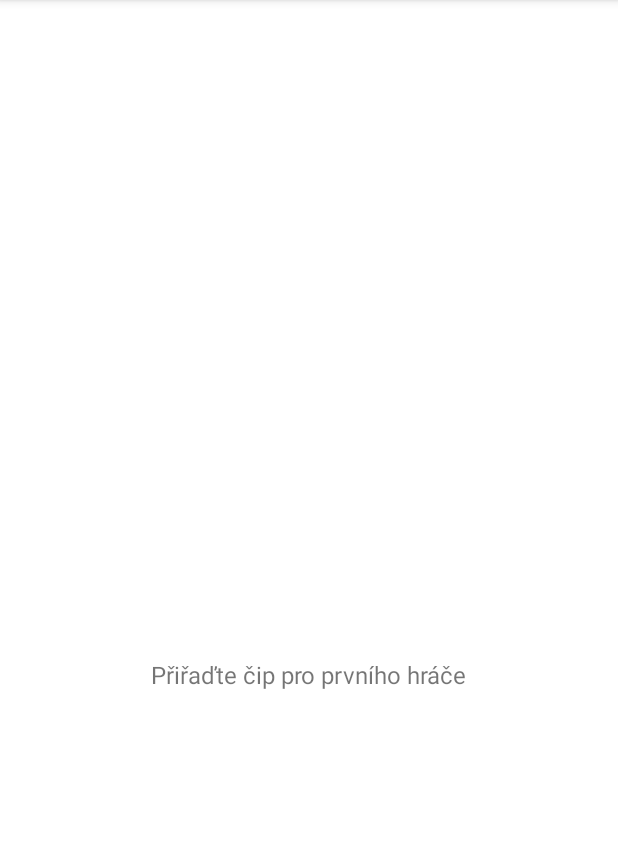
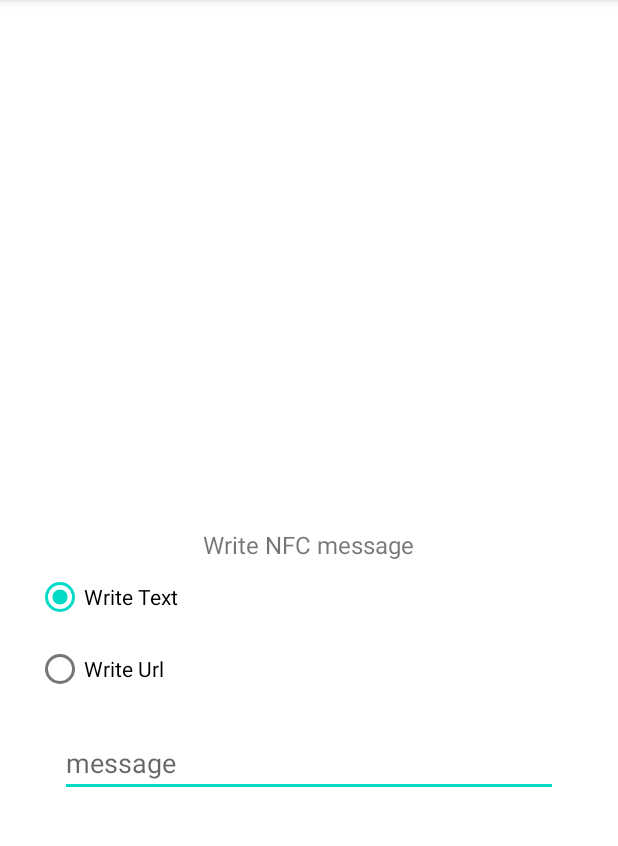
Before and after one commit to vojmahdal/NFC_Library, an Android app: the NfcWriteActivity screen opened directly, with no data from a screen before it, on a phone screen of 412 x 824 dp, the part 84-930 px from its top. Run offline under Robolectric (Android 15) with nearby library versions, the phone set to English and light mode, and no system bars.

Commit message:
Pridani radioButton pro vyber URL a Text

```diff
--- a/app/src/main/java/com/example/nfctictac/NfcWriteActivity.kt
+++ b/app/src/main/java/com/example/nfctictac/NfcWriteActivity.kt
@@ -5,7 +5,8 @@ import android.content.Intent
 import android.content.IntentFilter
 import android.nfc.NfcAdapter
 import android.os.Bundle
-import android.widget.TextView
+import android.view.View
+import android.widget.*
 import androidx.appcompat.app.AppCompatActivity
 import com.example.easynfc.EzNfc
 
@@ -15,18 +16,39 @@ class NfcWriteActivity : AppCompatActivity() {
 
 
     private lateinit var textView : TextView
+    private lateinit var nfcText: EditText
 
     private val nfcAdapter: NfcAdapter? by lazy {
         NfcAdapter.getDefaultAdapter(this)
     }
     private var nfcLib = EzNfc( this, intentFilterArray = intentFilterArray)
 
+    private var operation = "text"
 
     override fun onCreate(savedInstanceState: Bundle?) {
         super.onCreate(savedInstanceState)
      //   supportActionBar?.hide()
         setContentView(R.layout.nfc_write_activity)
         textView = findViewById(R.id.textNfc)
+        nfcText = findViewById(R.id.editText)
+
+        val radioGroup = findViewById<RadioGroup>(R.id.radio_group)
+        val radioText = findViewById<RadioButton>(R.id.radio_text)
+        val radioUrl = findViewById<RadioButton>(R.id.radio_url)
+
+
+
+        radioGroup.setOnCheckedChangeListener(
+            RadioGroup.OnCheckedChangeListener{
+                group, id ->
+                if(radioText.isChecked){
+                    operation = "text"
+                }else if(radioUrl.isChecked){
+                    operation = "url"
+                } else{
+                    operation = "text"
+                }
+            })
 
         nfcLib.nfcAdapter = nfcAdapter
 
@@ -42,12 +64,22 @@ class NfcWriteActivity : AppCompatActivity() {
 
     override fun onNewIntent(intent: Intent) {
         super.onNewIntent(intent)
-        nfcLib.writeText(intent, "knihovna")
-
+        if(nfcText.text.isNullOrEmpty()){
+            Toast.makeText(this, "message cannot be empty", Toast.LENGTH_SHORT).show()
+        }else {
+            if (operation == "text") {
+                nfcLib.writeText(intent, nfcText.text.toString())
+            } else if (operation == "url") {
+                nfcLib.writeUrl(intent, nfcText.text.toString())
+            } else {
+                Toast.makeText(this, "select operation", Toast.LENGTH_SHORT).show()
+            }
+        }
     }
 
     override fun onPause() {
      nfcLib.onPause()
         super.onPause()
     }
+
 }
--- a/app/src/main/res/layout/nfc_write_activity.xml
+++ b/app/src/main/res/layout/nfc_write_activity.xml
@@ -21,15 +21,39 @@
             android:layout_marginBottom="32dp"
             />
 
+
+
         <TextView
             android:layout_width="wrap_content"
             android:layout_height="wrap_content"
             android:fontFamily="sans-serif"
-            android:text="Přiřaďte čip pro prvního hráče"
+            android:text="Write NFC message"
            android:id="@+id/textNfc"
             android:textSize="16sp"/>
 
+        <RadioGroup xmlns:android="http://schemas.android.com/apk/res/android"
+            android:layout_width="match_parent"
+            android:layout_height="wrap_content"
+            android:id="@+id/radio_group"
+            android:orientation="vertical">
+            <RadioButton android:id="@+id/radio_text"
+                android:layout_width="wrap_content"
+                android:layout_height="wrap_content"
+                android:checked="true"
+                android:text="Write Text"/>
+            <RadioButton android:id="@+id/radio_url"
+                android:layout_width="wrap_content"
+                android:layout_height="wrap_content"
+                android:text="Write Url"/>
+        </RadioGroup>
 
+        <EditText
+            android:id="@+id/editText"
+            android:layout_width="match_parent"
+            android:layout_height="wrap_content"
+            android:layout_margin="16dp"
+            android:hint="message"
+            android:inputType="text"/>
 
 
 
```
